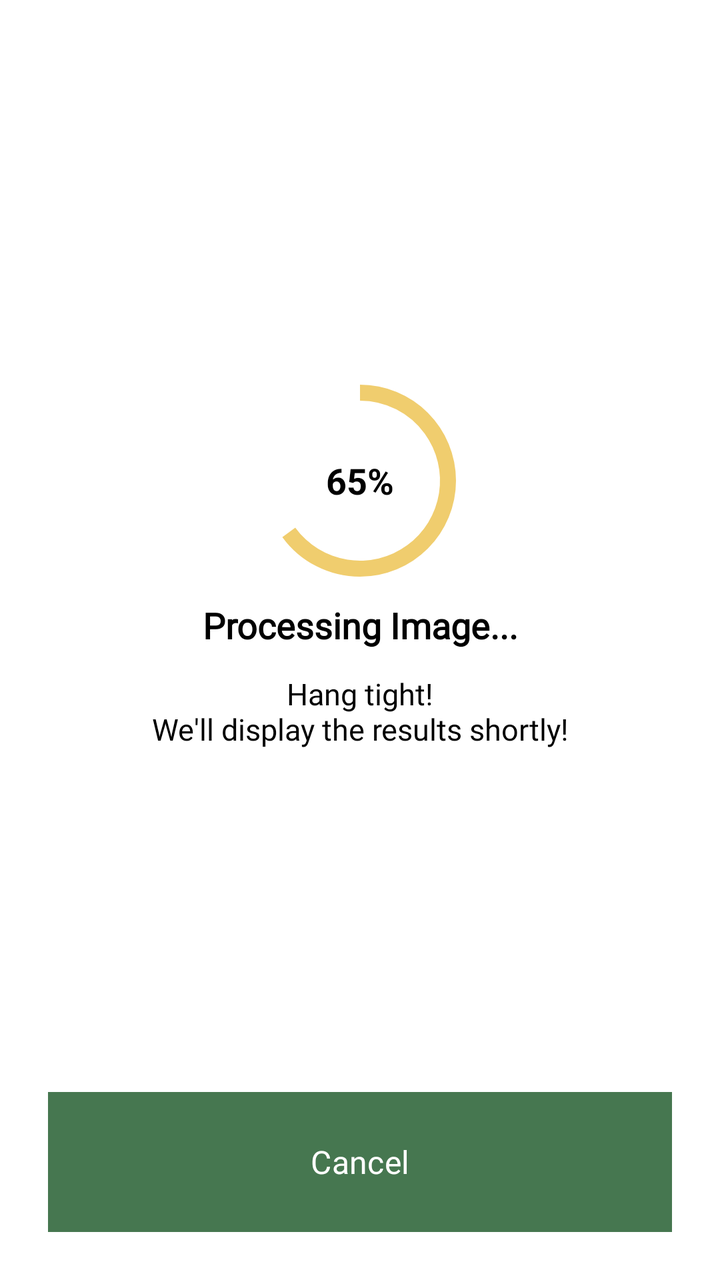
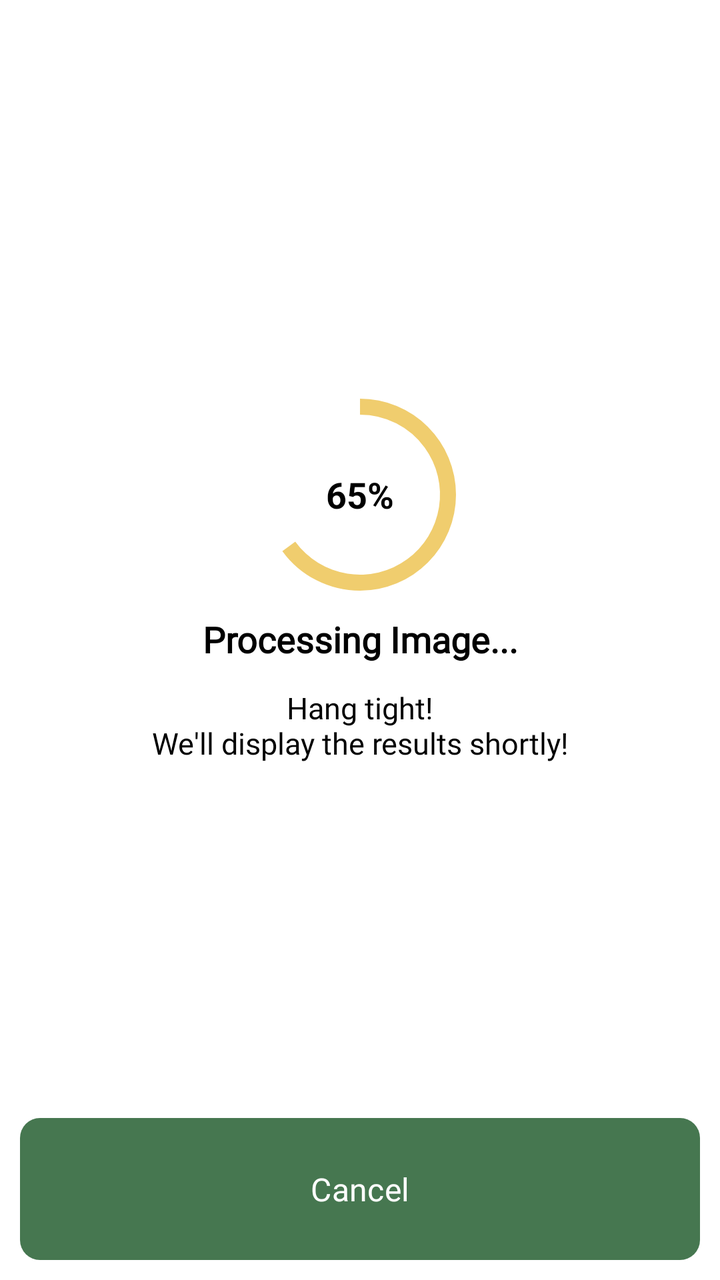

Before-and-after screenshots of an Android layout around one commit, followed by the original layout XML and the change that was made.
<!-- AndroidManifest.xml: application theme Theme.SortItJSON -->
<!-- res/layout/fragment_loading.xml -->
<?xml version="1.0" encoding="utf-8"?>
<LinearLayout xmlns:android="http://schemas.android.com/apk/res/android"
    android:layout_width="match_parent"
    android:layout_height="match_parent"
    android:orientation="vertical"
    android:gravity="center"
    android:background="#FFFFFF"
    android:padding="24dp">

    
    <LinearLayout
        android:layout_width="match_parent"
        android:layout_height="0dp"
        android:layout_weight="1"
        android:orientation="vertical"
        android:gravity="center">

        
        <FrameLayout
            android:layout_width="120dp"
            android:layout_height="120dp"
            android:layout_gravity="center">

            <ProgressBar
                android:id="@+id/progressBarCircular"
                style="?android:attr/progressBarStyleHorizontal"
                android:layout_width="match_parent"
                android:layout_height="match_parent"
                android:indeterminate="false"
                android:max="100"
                android:progress="65"
                android:progressDrawable="@drawable/circular_progress_drawable"/>

            <TextView
                android:id="@+id/progressText"
                android:layout_width="match_parent"
                android:layout_height="match_parent"
                android:gravity="center"
                android:text="65%"
                android:textSize="18sp"
                android:textStyle="bold"
                android:textColor="#000000"/>

        </FrameLayout>

        
        <TextView
            android:id="@+id/loadingTitle"
            android:layout_width="wrap_content"
            android:layout_height="wrap_content"
            android:text="Processing Image..."
            android:textStyle="bold"
            android:textSize="18sp"
            android:textColor="#000000"
            android:gravity="center"
            android:fontFamily="@font/montserrat_bold"
            android:layout_marginBottom="12dp" />

        
        <TextView
            android:id="@+id/loadingSubtitle"
            android:layout_width="wrap_content"
            android:layout_height="wrap_content"
            android:text="Hang tight!\nWe'll display the results shortly!"
            android:textSize="15sp"
            android:textColor="#000000"
            android:gravity="center"
            android:fontFamily="@font/montserrat_regular" />

    </LinearLayout>

    
    <Button
        android:id="@+id/CancelButon"
        android:layout_width="338dp"
        android:layout_height="70dp"
        android:layout_gravity="center_horizontal"
        android:layout_marginTop="15dp"
        android:backgroundTint="#467750"
        android:fontFamily="@font/montserrat_regular"
        android:background="@drawable/result_button"
        android:text="Cancel"
        android:textAllCaps="false"
        android:textColor="#FFFFFF"
        android:textSize="16sp" />

</LinearLayout>
<!-- resources referenced by this layout -->
<resources>
  <!-- drawable circular_progress_drawable (drawable) -->
  <layer-list xmlns:android="http://schemas.android.com/apk/res/android">
  
      
      <item>
          <shape android:shape="oval">
              <stroke
                  android:width="8dp"
                  android:color="#FFFFFF"/>
          </shape>
      </item>
  
      
      <item>
          <rotate
              android:fromDegrees="270"
              android:toDegrees="270">
  
              <shape android:shape="ring"
                  android:useLevel="true"
                  android:thickness="8dp">
  
                  <solid android:color="#F0CD6E"/>
              </shape>
          </rotate>
      </item>
  
  </layer-list>
  <!-- drawable result_button (drawable) -->
  <shape xmlns:android="http://schemas.android.com/apk/res/android"
      android:shape="rectangle">
  
      
      <solid android:color="#FFFFFF"/>
  
      
      <corners android:radius="10dp"/>
  
  </shape>
  <style name="Theme.SortItJSON" parent="Base.Theme.SortItJSON" />
  <style name="Base.Theme.SortItJSON" parent="Theme.Material3.DayNight.NoActionBar">
          
          <item name="colorPrimary">@color/darkgreen</item>
      </style>
  <color name="darkgreen">#467750</color>
</resources>

<!-- the commit's change to res/layout/fragment_loading.xml (unified diff, before → after) -->
@@ -5,7 +5,7 @@
     android:orientation="vertical"
     android:gravity="center"
     android:background="#FFFFFF"
-    android:padding="24dp">
+    android:padding="10dp">
 
     
     <LinearLayout
@@ -72,16 +72,12 @@
     
     <Button
         android:id="@+id/CancelButon"
-        android:layout_width="338dp"
-        android:layout_height="70dp"
-        android:layout_gravity="center_horizontal"
-        android:layout_marginTop="15dp"
-        android:backgroundTint="#467750"
-        android:fontFamily="@font/montserrat_regular"
+        android:layout_width="340dp"
+        android:layout_height="71dp"
         android:background="@drawable/result_button"
         android:text="Cancel"
-        android:textAllCaps="false"
-        android:textColor="#FFFFFF"
-        android:textSize="16sp" />
+        android:fontFamily="@font/montserrat_regular"
+        android:textSize="16sp"
+        android:textColor="#FFFFFF"/>
 
 </LinearLayout>
<!-- resource entries referenced after the edit -->
@@ -33,7 +33,7 @@
       android:shape="rectangle">
   
       
-      <solid android:color="#FFFFFF"/>
+      <solid android:color="#467750"/>
   
       
       <corners android:radius="10dp"/>
